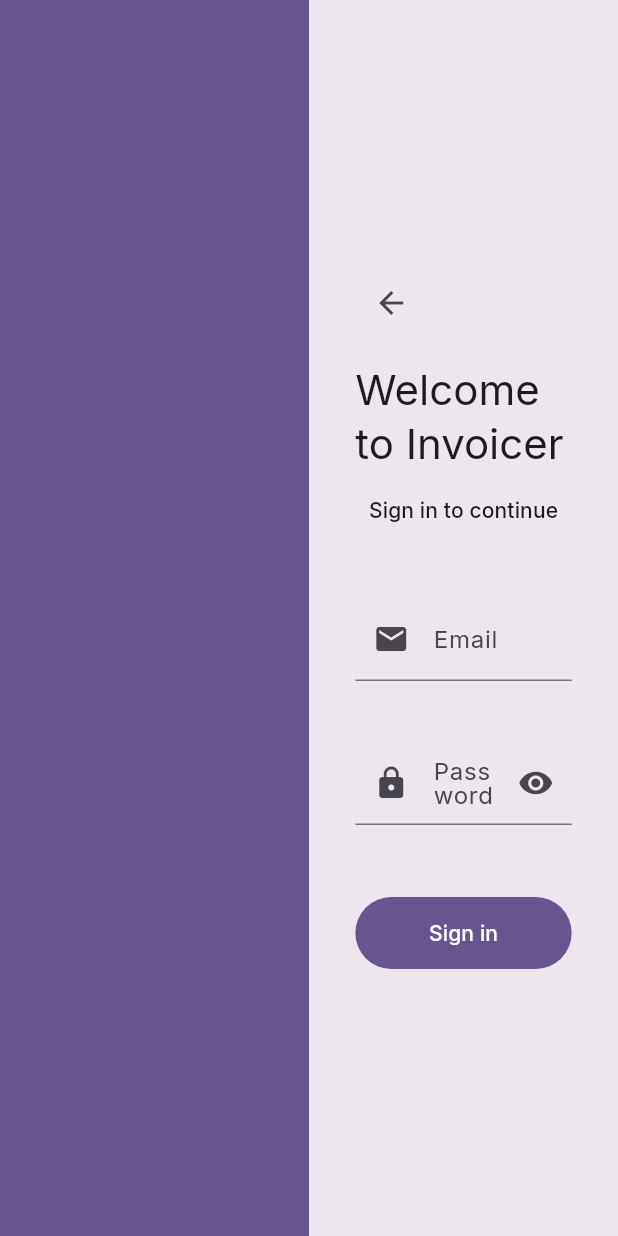
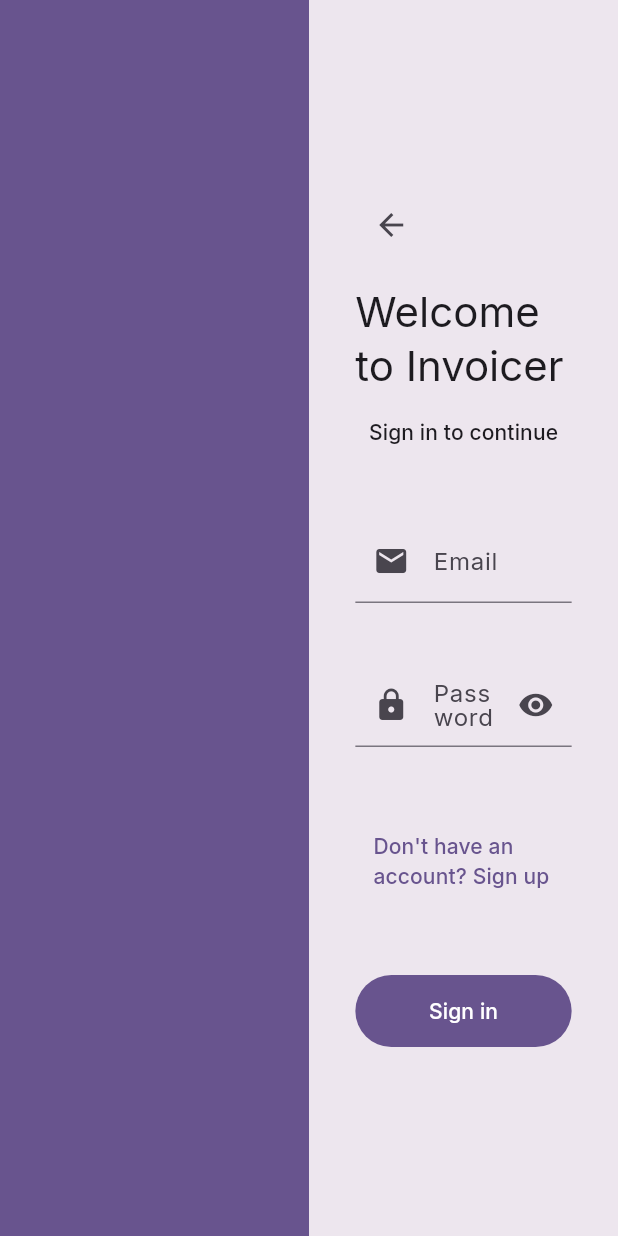
Before and after one commit to MonolithicIO/invoicer-web, a Flutter app: the screen it shows after launch, after a tap on "Sign in", on a phone screen of 412 x 824 dp. Run offline on Flutter 3.47's test engine with Material 3 defaults, Android fonts, the phone set to English and light mode, and no system bars; our stand-ins replace auto_route.

Commit message:
feat: add button to signup

```diff
--- a/lib/features/auth/screens/signin/sign_in_screen.dart
+++ b/lib/features/auth/screens/signin/sign_in_screen.dart
@@ -13,8 +13,6 @@
 }
 
 final class _SignInScreenState extends State<SignInScreen> {
-  String _email = '';
-  String _password = '';
   bool _passwordCensored = true;
 
   @override
@@ -90,6 +88,14 @@
                 SizedBox(height: 16),
                 SizedBox(
                   width: double.infinity,
+                  child: TextButton(
+                      onPressed: (){},
+                      child: Text("Don't have an account? Sign up")
+                  ),
+                ),
+                SizedBox(height: 16),
+                SizedBox(
+                  width: double.infinity,
                   height: 48,
                   child: FilledButton(
                     onPressed: () {},
```
